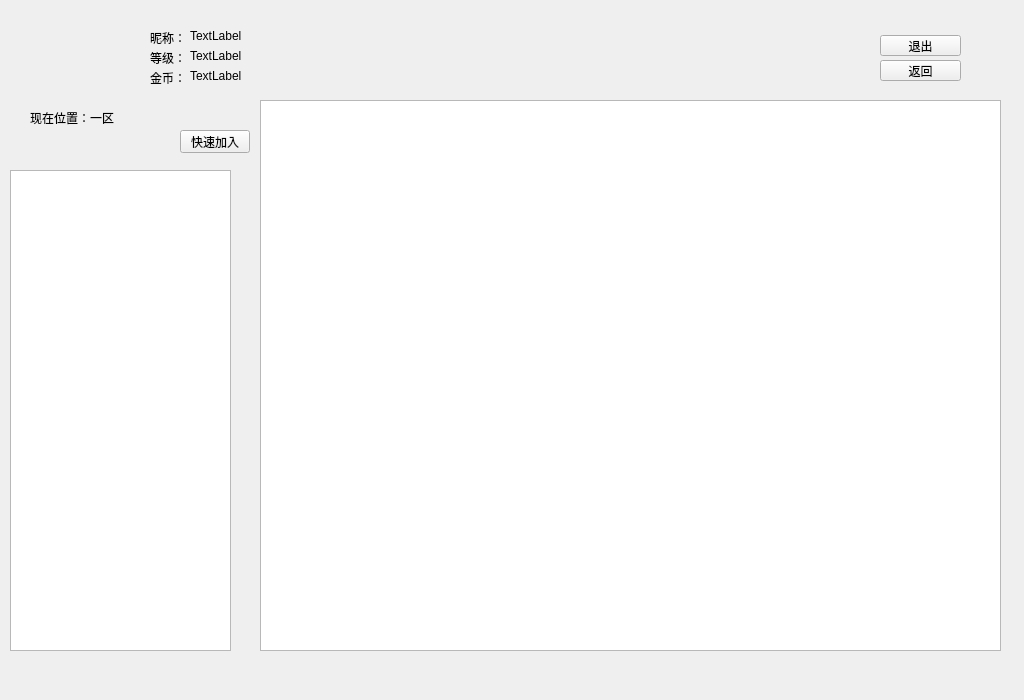
Before: the Qt Designer form QTProject/Client/lobby.ui in aldenpang/zhajinhua-project, drawn with Qt 5.
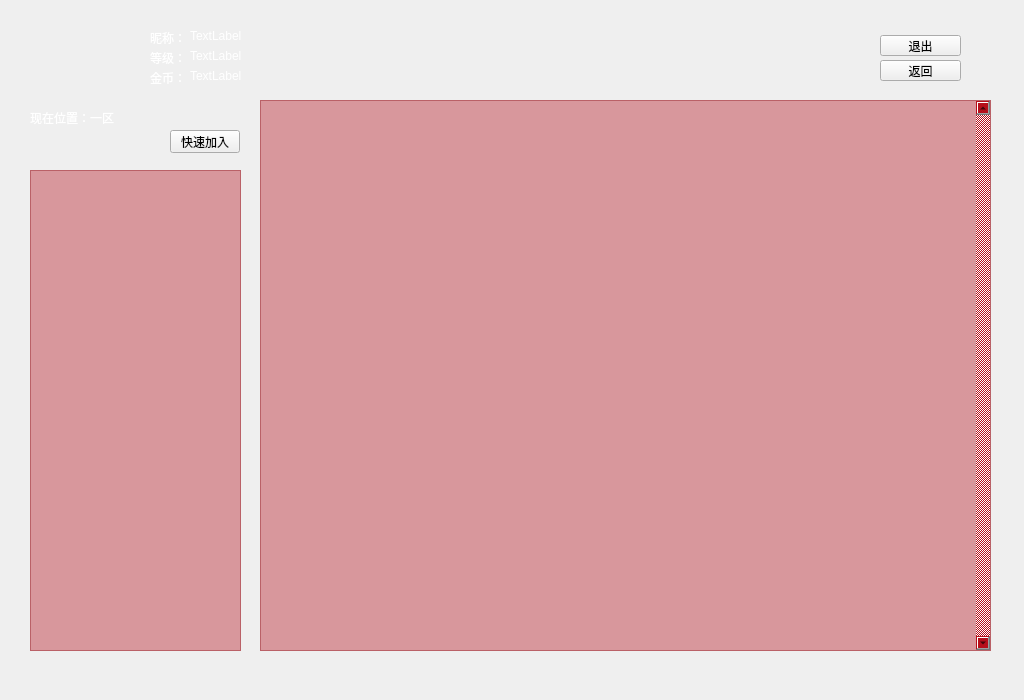
After: the same form once the commit is applied. Icons and pictures are not drawn.

```diff
--- a/QTProject/Client/lobby.ui
+++ b/QTProject/Client/lobby.ui
@@ -26,34 +26,31 @@
    <string>Form</string>
   </property>
   <property name="styleSheet">
-   <string notr="true">/*QWidget[objectName=&quot;bgWidget&quot;] 
+   <string notr="true">QWidget[objectName=&quot;bgWidget&quot;] 
 {
 background-image: url(:/Images/Media/lobby.png);
 }
 
-QScrollArea[objectName=&quot;gameList&quot;]
-{
-	background-color: rgba(255, 255, 0, 20);
-}
-
-QScrollArea[objectName=&quot;tableList&quot;]
-{
-	background-color: rgba(255, 255, 0, 20);
-}
-
 QLabel
 {
 	color:rgb(255,255,255);
 }
 
-QWidget[objectName=&quot;scrollAreaWidgetContents&quot;]
+QTreeWidget
 {
-	background-color: rgba(255, 255, 255, 0);
+	background-color: rgba(182, 16, 27,100);
+	font: 12pt &quot;新宋体&quot;;
+	color:rgb(255,255,255);
 }
 
-QWidget[objectName=&quot;scrollAreaWidgetContents_2&quot;]
+QScrollBar
 {
-	background-color: rgba(255, 255, 255, 0);
+	background-color: rgba(182, 16, 27,255);
+}
+
+QGraphicsView
+{
+	background-color: rgba(182, 16, 27,100);
 }
 
 QPushButton[objectName=&quot;btn_back&quot;] 
@@ -224,7 +221,7 @@
   <widget class="QPushButton" name="btn_quickJoin">
    <property name="geometry">
     <rect>
-     <x>180</x>
+     <x>170</x>
      <y>130</y>
      <width>70</width>
      <height>23</height>
@@ -265,10 +262,13 @@
     <rect>
      <x>260</x>
      <y>100</y>
-     <width>741</width>
+     <width>731</width>
      <height>551</height>
     </rect>
    </property>
+   <property name="verticalScrollBarPolicy">
+    <enum>Qt::ScrollBarAlwaysOn</enum>
+   </property>
    <property name="horizontalScrollBarPolicy">
     <enum>Qt::ScrollBarAlwaysOff</enum>
    </property>
@@ -276,12 +276,18 @@
   <widget class="QTreeWidget" name="gameList">
    <property name="geometry">
     <rect>
-     <x>10</x>
+     <x>30</x>
      <y>170</y>
-     <width>221</width>
+     <width>211</width>
      <height>481</height>
     </rect>
    </property>
+   <property name="frameShadow">
+    <enum>QFrame::Sunken</enum>
+   </property>
+   <property name="animated">
+    <bool>true</bool>
+   </property>
    <property name="headerHidden">
     <bool>true</bool>
    </property>
```
